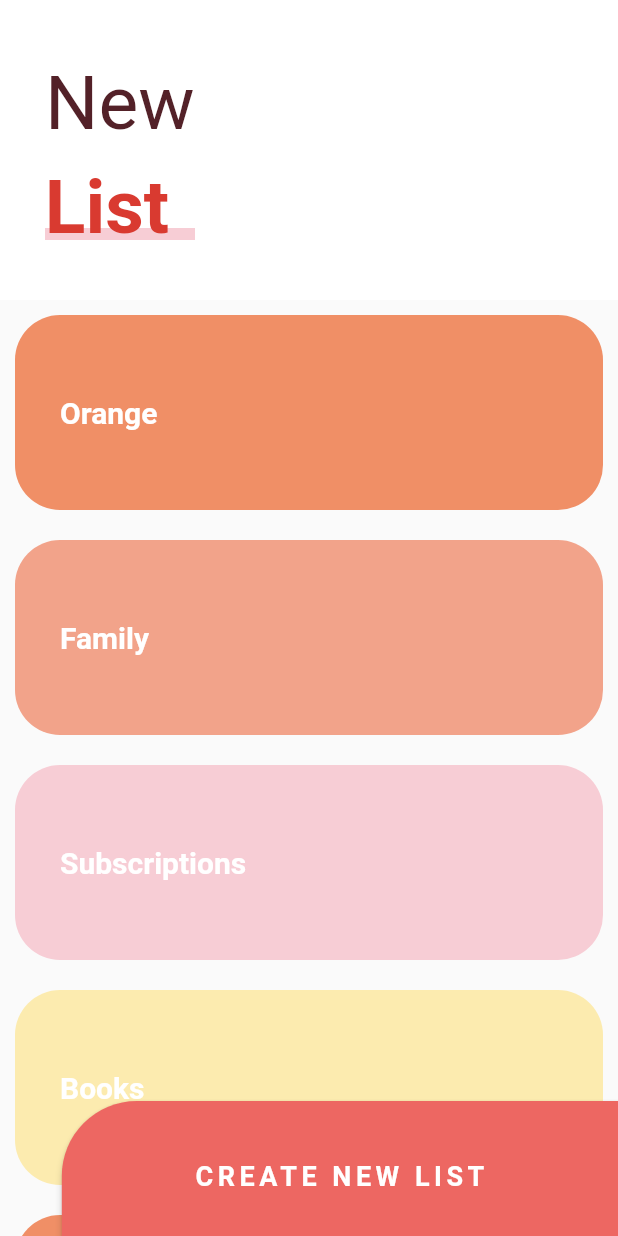
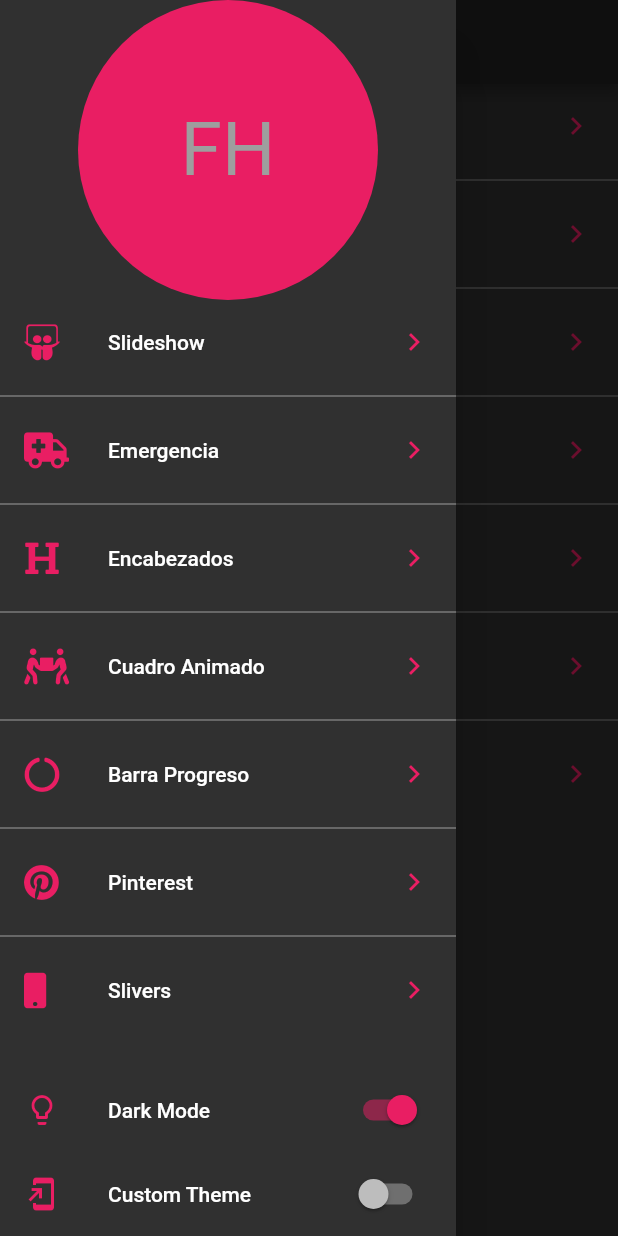
Before and after one commit to Klerith/flutter-disenos-profesionales, a Flutter app: the screen it shows after launch, with the side drawer open (before the commit the screen has no drawer), on a phone screen of 412 x 824 dp. Run offline on Flutter 3.47's test engine with Material 2 defaults, Android fonts, the phone set to English and light mode, and no system bars; our stand-ins replace animate_do, flutter_svg, font_awesome_flutter.

Commit message:
Fin sección 10

```diff
--- a/lib/main.dart
+++ b/lib/main.dart
@@ -1,27 +1,30 @@
+import 'package:disenos/src/theme/theme.dart';
 import 'package:flutter/material.dart';
 
 
-
-import 'package:disenos/src/pages/slider_list_page.dart';
-// import 'package:disenos/src/pages/emergency_page.dart';
-// import 'package:disenos/src/pages/headers_page.dart';
-// import 'package:disenos/src/pages/animaciones_page.dart';
-// import 'package:disenos/src/retos/cuadrado_animado_page.dart';
-// import 'package:disenos/src/pages/graficas_circulares_page.dart';
-// import 'package:disenos/src/pages/slideshow_page.dart';
-// import 'package:disenos/src/pages/pinterest_page.dart';
+import 'package:disenos/src/pages/launcher_page.dart';
+import 'package:provider/provider.dart';
 
 
 
-void main() => runApp(MyApp());
+void main() => runApp(
+  ChangeNotifierProvider(
+    create: (_) => new ThemeChanger( 2 ),
+    child: MyApp()
+  )
+);
 
 class MyApp extends StatelessWidget {
   @override
   Widget build(BuildContext context) {
+
+    final currentTheme = Provider.of<ThemeChanger>(context).currentTheme;
+
     return MaterialApp(
+      theme: currentTheme,
       debugShowCheckedModeBanner: false,
       title: 'Diseños App',
-      home: SliverListPage()
+      home: LauncherPage()
     );
   }
 }
--- /dev/null
+++ b/lib/src/pages/launcher_page.dart
@@ -0,0 +1,115 @@
+import 'package:flutter/material.dart';
+
+import 'package:provider/provider.dart';
+import 'package:disenos/src/theme/theme.dart';
+
+import 'package:font_awesome_flutter/font_awesome_flutter.dart';
+import 'package:disenos/src/routes/routes.dart';
+
+class LauncherPage extends StatelessWidget {
+
+  @override
+  Widget build(BuildContext context) {
+    return Scaffold(
+      appBar: AppBar(
+        title: Text('Diseños en Flutter'),
+      ),
+      drawer: _MenuPrincipal(),
+      body: _ListaOpciones()
+   );
+  }
+}
+
+class _ListaOpciones extends StatelessWidget {
+
+  @override
+  Widget build(BuildContext context) {
+
+    final appTheme = Provider.of<ThemeChanger>(context).currentTheme;
+
+
+    return ListView.separated(
+      physics: BouncingScrollPhysics(),
+      separatorBuilder: ( context, i) => Divider(
+        color: appTheme.primaryColorLight,
+      ),
+      itemCount: pageRoutes.length,
+      itemBuilder: (context, i) => ListTile(
+
+        leading: FaIcon( pageRoutes[i].icon , color: appTheme.accentColor ),
+        title: Text( pageRoutes[i].titulo ),
+        trailing: Icon( Icons.chevron_right, color: appTheme.accentColor ),
+        onTap: () {
+          Navigator.push(context, MaterialPageRoute(builder: (context)=> pageRoutes[i].page ));
+        },
+
+      ),
+    );
+  }
+}
+
+class _MenuPrincipal extends StatelessWidget {
+
+  @override
+  Widget build(BuildContext context) {
+
+    final appTheme = Provider.of<ThemeChanger>(context);
+    final accentColor = appTheme.currentTheme.accentColor;
+
+    return Drawer(
+      child: Container(
+        child: Column(
+          children: <Widget>[
+
+            SafeArea(
+              child: Container(
+                width: double.infinity,
+                height: 200,
+                child: CircleAvatar(
+                  backgroundColor: accentColor,
+                  child: Text('FH', style: TextStyle( fontSize: 50),),
+                ),
+              ),
+            ),
+
+
+            Expanded(
+              child: _ListaOpciones()
+            ),
+
+
+            ListTile(
+              leading: Icon( Icons.lightbulb_outline, color: accentColor ),
+              title: Text('Dark Mode'),
+              trailing: Switch.adaptive(
+                value: appTheme.darkTheme ,
+                activeColor: accentColor,
+                onChanged: ( value ) => appTheme.darkTheme = value
+              ),
+            ),
+
+
+            SafeArea(
+              bottom: true,
+              top: false,
+              left: false,
+              right: false,
+              child: ListTile(
+                leading: Icon( Icons.add_to_home_screen, color: accentColor ),
+                title: Text('Custom Theme'),
+                trailing: Switch.adaptive(
+                  value: appTheme.customTheme,
+                  activeColor: accentColor,
+                  onChanged: ( value ) => appTheme.customTheme = value
+                ),
+              ),
+            ),
+
+
+          ],
+        ),
+
+      ),
+    );
+  }
+}
--- a/lib/src/pages/slider_list_page.dart
+++ b/lib/src/pages/slider_list_page.dart
@@ -1,4 +1,6 @@
+import 'package:disenos/src/theme/theme.dart';
 import 'package:flutter/material.dart';
+import 'package:provider/provider.dart';
 
 
 class SliverListPage extends StatelessWidget {
@@ -30,20 +32,21 @@ class _BotonNewList extends StatelessWidget {
   Widget build(BuildContext context) {
 
     final size = MediaQuery.of(context).size;
+    final appTheme = Provider.of<ThemeChanger>(context);
 
     return ButtonTheme(
       minWidth: size.width * 0.9,
       height: 100,
       child: RaisedButton(
         onPressed: (){},
-        color: Color(0xffED6762),
+        color: ( appTheme.darkTheme ) ? appTheme.currentTheme.accentColor  : Color(0xffED6762),
         shape: RoundedRectangleBorder(
           borderRadius: BorderRadius.only( topLeft: Radius.circular(50) )
         ),
         child: Text(
           'CREATE NEW LIST',
           style: TextStyle(
-            color: Colors.white,
+            color: appTheme.currentTheme.scaffoldBackgroundColor,
             fontSize: 18,
             fontWeight: FontWeight.bold,
             letterSpacing: 3
@@ -78,6 +81,9 @@ class _MainScroll extends StatelessWidget {
 
   @override
   Widget build(BuildContext context) {
+
+    final appTheme = Provider.of<ThemeChanger>(context).currentTheme;
+
     return CustomScrollView(
       slivers: <Widget>[
 
@@ -94,7 +100,7 @@ class _MainScroll extends StatelessWidget {
             maxheight: 200,
             child: Container(
               alignment: Alignment.centerLeft,
-              color: Colors.white,
+              color: appTheme.scaffoldBackgroundColor,
               child: _Titulo(),
             )
           )
@@ -150,12 +156,19 @@ class _Titulo extends StatelessWidget {
 
   @override
   Widget build(BuildContext context) {
+
+    final appTheme = Provider.of<ThemeChanger>(context);
+
     return Column(
       children: <Widget>[
         SizedBox( height: 30 ),
         Container(
           margin: EdgeInsets.symmetric( horizontal: 30, vertical: 10),
-          child: Text('New', style: TextStyle( color: Color(0xff532128), fontSize: 50 ),),
+          child: Text('New',
+            style: TextStyle(
+              color: ( appTheme.darkTheme ) ? Colors.grey :Color(0xff532128),
+              fontSize: 50 )
+          ),
         ),
 
         Stack(
@@ -166,7 +179,7 @@ class _Titulo extends StatelessWidget {
               child: Container(
                 width: 150,
                 height: 8,
-                color: Color(0xffF7CDD5),
+                color: ( appTheme.darkTheme ) ? Colors.grey :Color(0xffF7CDD5),
               ),
             ),
 
@@ -219,14 +232,23 @@ class _ListItem extends StatelessWidget {
 
   @override
   Widget build(BuildContext context) {
+
+    final appTheme = Provider.of<ThemeChanger>(context);
+
     return Container(
-      child: Text( titulo, style: TextStyle( color: Colors.white, fontWeight: FontWeight.bold, fontSize: 20 ),),
+      child: Text(
+        titulo,
+        style: TextStyle(
+          color: Colors.white,
+          fontWeight: FontWeight.bold,
+          fontSize: 20 ),
+      ),
       padding: EdgeInsets.all(30),
       alignment: Alignment.centerLeft,
       height: 130,
       margin: EdgeInsets.all(10),
       decoration: BoxDecoration(
-        color: color,
+        color: (appTheme.darkTheme) ? Colors.grey : color,
         borderRadius: BorderRadius.circular( 30 )
       ),
     );
--- /dev/null
+++ b/lib/src/routes/routes.dart
@@ -0,0 +1,37 @@
+import 'package:flutter/material.dart';
+import 'package:font_awesome_flutter/font_awesome_flutter.dart';
+
+
+import 'package:disenos/src/pages/graficas_circulares_page.dart';
+import 'package:disenos/src/pages/headers_page.dart';
+import 'package:disenos/src/pages/pinterest_page.dart';
+import 'package:disenos/src/pages/slider_list_page.dart';
+import 'package:disenos/src/retos/cuadrado_animado_page.dart';
+import 'package:disenos/src/pages/emergency_page.dart';
+import 'package:disenos/src/pages/slideshow_page.dart';
+
+final pageRoutes = <_Route>[
+
+  _Route( FontAwesomeIcons.slideshare , 'Slideshow',  SlideshowPage() ),
+  _Route( FontAwesomeIcons.ambulance , 'Emergencia',  EmergencyPage() ),
+  _Route( FontAwesomeIcons.heading , 'Encabezados',  HeadersPage() ),
+  _Route( FontAwesomeIcons.peopleCarry , 'Cuadro Animado', CuadradoAnimadoPage() ),
+  _Route( FontAwesomeIcons.circleNotch , 'Barra Progreso', GraficasCircularesPage() ),
+  _Route( FontAwesomeIcons.pinterest , 'Pinterest', PinterestPage() ),
+  _Route( FontAwesomeIcons.mobile , 'Slivers', SliverListPage() ),
+
+];
+
+
+
+
+
+class _Route {
+
+  final IconData icon;
+  final String titulo;
+  final Widget page;
+
+  _Route(this.icon, this.titulo, this.page);
+
+}
--- /dev/null
+++ b/lib/src/theme/theme.dart
@@ -0,0 +1,84 @@
+import 'package:flutter/material.dart';
+
+
+class ThemeChanger with ChangeNotifier {
+
+  bool _darkTheme   = false;
+  bool _customTheme = false;
+
+  ThemeData _currentTheme;
+
+  bool get darkTheme   => this._darkTheme;
+  bool get customTheme => this._customTheme;
+  ThemeData get currentTheme => this._currentTheme;
+
+
+  ThemeChanger( int theme ) {
+
+    switch( theme ) {
+
+      case 1: // light
+        _darkTheme   = false;
+        _customTheme = false;
+        _currentTheme = ThemeData.light();
+      break;
+
+      case 2: // Dark
+        _darkTheme   = true;
+        _customTheme = false;
+        _currentTheme = ThemeData.dark().copyWith(
+          accentColor: Colors.pink
+        );
+      break;
+
+      case 3: // Dark
+        _darkTheme   = false;
+        _customTheme = true;
+      break;
+
+      default:
+        _darkTheme = false;
+        _darkTheme = false;
+        _currentTheme = ThemeData.light();
+    }
+  }
+
+
+
+  set darkTheme( bool value ) {
+    _customTheme = false;
+    _darkTheme = value;
+
+    if ( value ) {
+      _currentTheme = ThemeData.dark().copyWith(
+          accentColor: Colors.pink
+      );
+    } else {
+      _currentTheme = ThemeData.light();
+    }
+
+    notifyListeners();
+  }
+
+  set customTheme( bool value ) {
+    _customTheme = value;
+    _darkTheme = false;
+
+    if ( value ) {
+      _currentTheme = ThemeData.dark().copyWith(
+          accentColor: Color(0xff48A0EB),
+          primaryColorLight: Colors.white,
+          scaffoldBackgroundColor: Color(0xff16202B),
+          textTheme: TextTheme(
+            body1: TextStyle( color: Colors.white )
+          ),
+          // textTheme.body1.color
+      );
+    } else {
+      _currentTheme = ThemeData.light();
+    }
+
+    notifyListeners();
+  }
+
+}
```
Also changed, not shown: lib/src/pages/graficas_circulares_page.dart (+11 -4 lines), lib/src/pages/headers_page.dart (+6 -1 lines), lib/src/pages/pinterest_page.dart (+4 -3 lines), lib/src/pages/slideshow_page.dart (+7 -1 lines), lib/src/widgets/headers.dart (+12 -2 lines), 1 other file.
